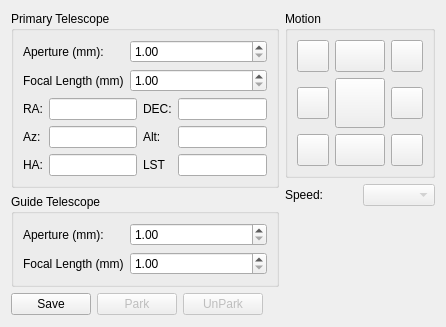
The window that kstars/ekos/mount.ui (KDE/kstars) describes before a commit, drawn with Qt 5.
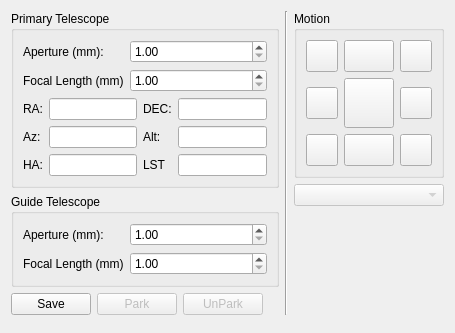
The same window after the commit.

Commit message: Minor GUI improvements in mount module and adding facility to pass messages to INDI Generic Interface devices

What changed in the file:
```diff
--- a/kstars/ekos/mount.ui
+++ b/kstars/ekos/mount.ui
@@ -6,13 +6,13 @@
    <rect>
     <x>0</x>
     <y>0</y>
-    <width>437</width>
-    <height>327</height>
+    <width>453</width>
+    <height>333</height>
    </rect>
   </property>
   <layout class="QVBoxLayout" name="verticalLayout_2">
    <item>
-    <layout class="QHBoxLayout" name="horizontalLayout_2">
+    <layout class="QHBoxLayout" name="horizontalLayout_3">
      <item>
       <layout class="QVBoxLayout" name="LeftLayout">
        <item>
@@ -261,6 +261,15 @@
       </layout>
      </item>
      <item>
+      <widget class="Line" name="line">
+       <property name="orientation">
+        <enum>Qt::Vertical</enum>
+       </property>
+      </widget>
+     </item>
+     <item>
+      <layout class="QHBoxLayout" name="horizontalLayout_2">
+       <item>
       <layout class="QVBoxLayout" name="RightLayout">
        <item>
         <widget class="QGroupBox" name="groupBox_4">
@@ -399,19 +408,6 @@
        </item>
        <item>
         <layout class="QHBoxLayout" name="horizontalLayout">
-         <item>
-          <widget class="QLabel" name="label_11">
-           <property name="sizePolicy">
-            <sizepolicy hsizetype="Minimum" vsizetype="Preferred">
-             <horstretch>0</horstretch>
-             <verstretch>0</verstretch>
-            </sizepolicy>
-           </property>
-           <property name="text">
-            <string>Speed:</string>
-           </property>
-          </widget>
-         </item>
          <item>
           <widget class="QComboBox" name="slewSpeedCombo">
            <property name="enabled">
@@ -419,7 +415,7 @@
            </property>
            <property name="sizePolicy">
             <sizepolicy hsizetype="Preferred" vsizetype="Fixed">
-             <horstretch>0</horstretch>
+               <horstretch>1</horstretch>
              <verstretch>0</verstretch>
             </sizepolicy>
            </property>
@@ -449,11 +445,13 @@
        </property>
        <property name="sizeHint" stdset="0">
         <size>
-         <width>1</width>
-         <height>1</height>
+           <width>13</width>
+           <height>13</height>
         </size>
        </property>
       </spacer>
+       </item>
+      </layout>
      </item>
     </layout>
    </item>
```
Left out of the diff: 6 changed lines with no effect on the pictures. Lines whose indentation alone changed are shown as unchanged. The commit also changes 6 other files.
